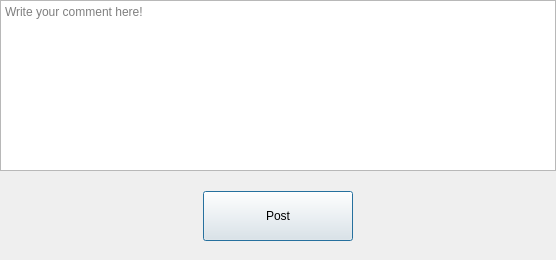
Above: src/qtTouch/FacebookManager.ui from USI-Showroom/WarpMe before the change. Below: the same form after it.
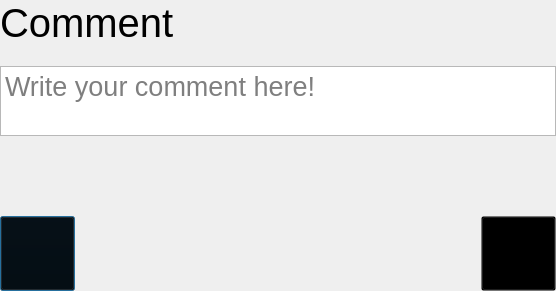
That is the form after the change. Icons and pictures are not drawn. Custom widgets are drawn as their Qt base class.

What changed in the file:
```diff
--- a/src/qtTouch/FacebookManager.ui
+++ b/src/qtTouch/FacebookManager.ui
@@ -7,7 +7,7 @@
     <x>0</x>
     <y>0</y>
     <width>556</width>
-    <height>260</height>
+    <height>289</height>
    </rect>
   </property>
   <property name="windowTitle">
@@ -15,7 +15,7 @@
   </property>
   <layout class="QVBoxLayout" name="verticalLayout">
    <property name="spacing">
-    <number>0</number>
+    <number>20</number>
    </property>
    <property name="leftMargin">
     <number>0</number>
@@ -29,32 +29,42 @@
    <property name="bottomMargin">
     <number>0</number>
    </property>
+   <item>
+    <widget class="QLabel" name="label">
+     <property name="styleSheet">
+      <string notr="true">font-size: 30pt;</string>
+     </property>
+     <property name="text">
+      <string>Comment</string>
+     </property>
+    </widget>
+   </item>
    <item>
     <widget class="QPlainTextEdit" name="caption">
+     <property name="styleSheet">
+      <string notr="true">font-size: 20pt;</string>
+     </property>
      <property name="placeholderText">
       <string>Write your comment here!</string>
      </property>
     </widget>
    </item>
    <item>
-    <spacer name="verticalSpacer_2">
-     <property name="orientation">
-      <enum>Qt::Vertical</enum>
-     </property>
-     <property name="sizeHint" stdset="0">
+    <widget class="Keyboard" name="keyboard" native="true">
+     <property name="minimumSize">
       <size>
-       <width>20</width>
+       <width>0</width>
        <height>40</height>
       </size>
      </property>
-    </spacer>
+    </widget>
    </item>
    <item>
     <widget class="QWidget" name="widget" native="true">
      <property name="maximumSize">
       <size>
        <width>16777215</width>
-       <height>50</height>
+       <height>75</height>
       </size>
      </property>
      <layout class="QHBoxLayout" name="horizontalLayout">
@@ -70,6 +80,39 @@
       <property name="bottomMargin">
        <number>0</number>
       </property>
+      <item>
+       <widget class="QPushButton" name="cancelBtn">
+        <property name="minimumSize">
+         <size>
+          <width>75</width>
+          <height>75</height>
+         </size>
+        </property>
+        <property name="maximumSize">
+         <size>
+          <width>75</width>
+          <height>75</height>
+         </size>
+        </property>
+        <property name="styleSheet">
+         <string notr="true">background-color: rgba(0,0,0,0);
+</string>
+        </property>
+        <property name="text">
+         <string/>
+        </property>
+        <property name="icon">
+         <iconset resource="../resource/icons.qrc">
+          <normaloff>:/icons/cancel</normaloff>:/icons/cancel</iconset>
+        </property>
+        <property name="iconSize">
+         <size>
+          <width>65</width>
+          <height>65</height>
+         </size>
+        </property>
+       </widget>
+      </item>
       <item>
        <spacer name="horizontalSpacer">
         <property name="orientation">
@@ -87,53 +130,51 @@
        <widget class="QPushButton" name="postPictureBtn">
         <property name="minimumSize">
          <size>
-          <width>150</width>
-          <height>50</height>
+          <width>75</width>
+          <height>75</height>
          </size>
         </property>
         <property name="maximumSize">
          <size>
-          <width>150</width>
-          <height>50</height>
+          <width>75</width>
+          <height>75</height>
          </size>
         </property>
+        <property name="styleSheet">
+         <string notr="true">background-color: rgba(0,0,0,0);
+</string>
+        </property>
         <property name="text">
-         <string>Post</string>
+         <string/>
+        </property>
+        <property name="icon">
+         <iconset resource="../resource/icons.qrc">
+          <normaloff>:/icons/ok</normaloff>:/icons/ok</iconset>
+        </property>
+        <property name="iconSize">
+         <size>
+          <width>65</width>
+          <height>65</height>
+         </size>
         </property>
        </widget>
       </item>
-      <item>
-       <spacer name="horizontalSpacer_2">
-        <property name="orientation">
-         <enum>Qt::Horizontal</enum>
-        </property>
-        <property name="sizeHint" stdset="0">
-         <size>
-          <width>40</width>
-          <height>20</height>
-         </size>
-        </property>
-       </spacer>
-      </item>
      </layout>
     </widget>
    </item>
-   <item>
-    <spacer name="verticalSpacer">
-     <property name="orientation">
-      <enum>Qt::Vertical</enum>
-     </property>
-     <property name="sizeHint" stdset="0">
-      <size>
-       <width>20</width>
-       <height>40</height>
-      </size>
-     </property>
-    </spacer>
-   </item>
   </layout>
  </widget>
- <resources/>
+ <customwidgets>
+  <customwidget>
+   <class>Keyboard</class>
+   <extends>QWidget</extends>
+   <header>keyboard.hpp</header>
+   <container>1</container>
+  </customwidget>
+ </customwidgets>
+ <resources>
+  <include location="../resource/icons.qrc"/>
+ </resources>
  <connections>
   <connection>
    <sender>postPictureBtn</sender>
```
Left out of the diff: 16 changed lines with no effect on the pictures.
